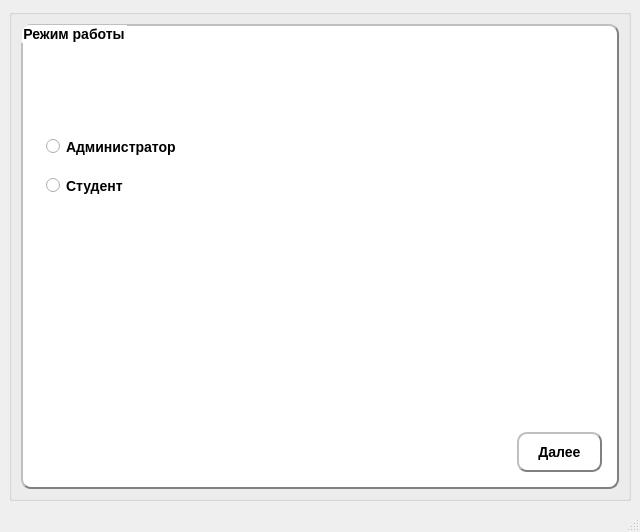
Rayzedan/SystemControlStudent, file mainwindow.ui: the form before one commit.
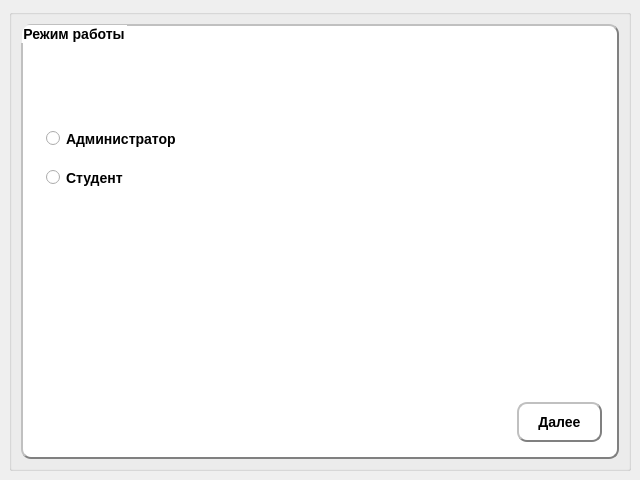
The form after the commit.

Diff of the .ui file:
```diff
--- a/mainwindow.ui
+++ b/mainwindow.ui
@@ -7,15 +7,32 @@
     <x>0</x>
     <y>0</y>
     <width>640</width>
-    <height>532</height>
+    <height>480</height>
    </rect>
   </property>
+  <property name="sizePolicy">
+   <sizepolicy hsizetype="Expanding" vsizetype="Expanding">
+    <horstretch>0</horstretch>
+    <verstretch>0</verstretch>
+   </sizepolicy>
+  </property>
   <property name="minimumSize">
    <size>
     <width>640</width>
     <height>480</height>
    </size>
   </property>
+  <property name="maximumSize">
+   <size>
+    <width>640</width>
+    <height>480</height>
+   </size>
+  </property>
+  <property name="font">
+   <font>
+    <pointsize>14</pointsize>
+   </font>
+  </property>
   <property name="windowTitle">
    <string>MainWindow</string>
   </property>
@@ -23,13 +40,37 @@
    <string notr="true"/>
   </property>
   <widget class="QWidget" name="centralwidget">
+   <property name="sizePolicy">
+    <sizepolicy hsizetype="Expanding" vsizetype="Expanding">
+     <horstretch>0</horstretch>
+     <verstretch>0</verstretch>
+    </sizepolicy>
+   </property>
+   <property name="maximumSize">
+    <size>
+     <width>640</width>
+     <height>480</height>
+    </size>
+   </property>
    <layout class="QVBoxLayout" name="verticalLayout_3">
     <item>
      <widget class="QGroupBox" name="groupBox_2">
+      <property name="sizePolicy">
+       <sizepolicy hsizetype="Expanding" vsizetype="Expanding">
+        <horstretch>0</horstretch>
+        <verstretch>0</verstretch>
+       </sizepolicy>
+      </property>
+      <property name="maximumSize">
+       <size>
+        <width>640</width>
+        <height>480</height>
+       </size>
+      </property>
       <property name="title">
        <string/>
       </property>
-      <layout class="QVBoxLayout" name="verticalLayout_2" stretch="10">
+      <layout class="QHBoxLayout" name="horizontalLayout_2" stretch="0">
        <item>
         <widget class="QGroupBox" name="groupBox">
          <property name="sizePolicy">
@@ -89,6 +130,14 @@
           </item>
           <item>
            <widget class="QRadioButton" name="radioButton">
+            <property name="font">
+             <font>
+              <pointsize>-1</pointsize>
+              <weight>75</weight>
+              <italic>false</italic>
+              <bold>true</bold>
+             </font>
+            </property>
             <property name="styleSheet">
              <string notr="true">QRadioButton{
 border-color: white;
@@ -180,17 +229,6 @@
     </item>
    </layout>
   </widget>
-  <widget class="QMenuBar" name="menubar">
-   <property name="geometry">
-    <rect>
-     <x>0</x>
-     <y>0</y>
-     <width>640</width>
-     <height>25</height>
-    </rect>
-   </property>
-  </widget>
-  <widget class="QStatusBar" name="statusbar"/>
  </widget>
  <resources/>
  <connections/>
```
Left out of the diff: 2 changed lines with no effect on the pictures.
